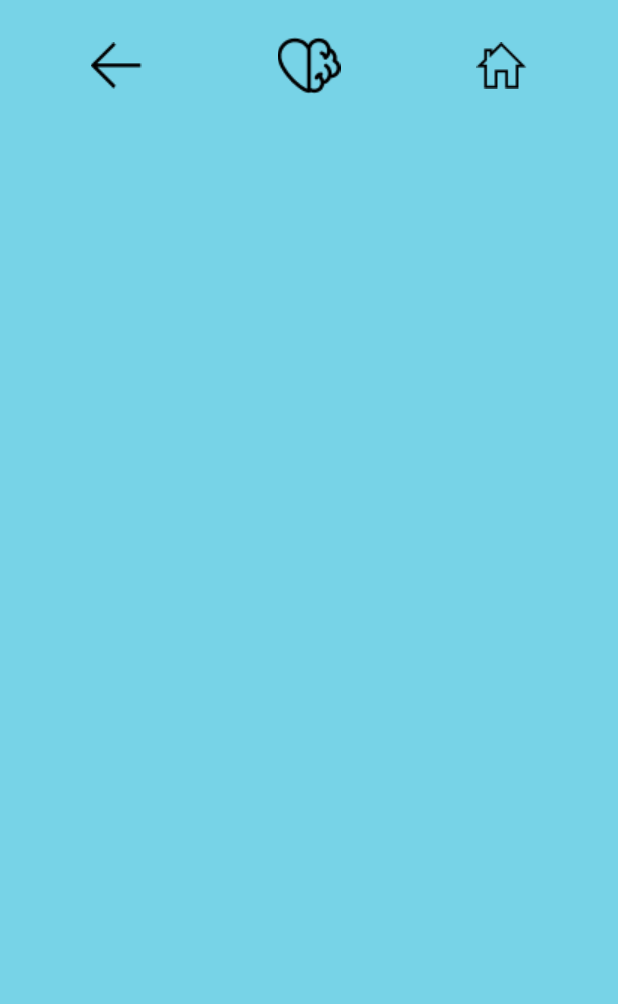
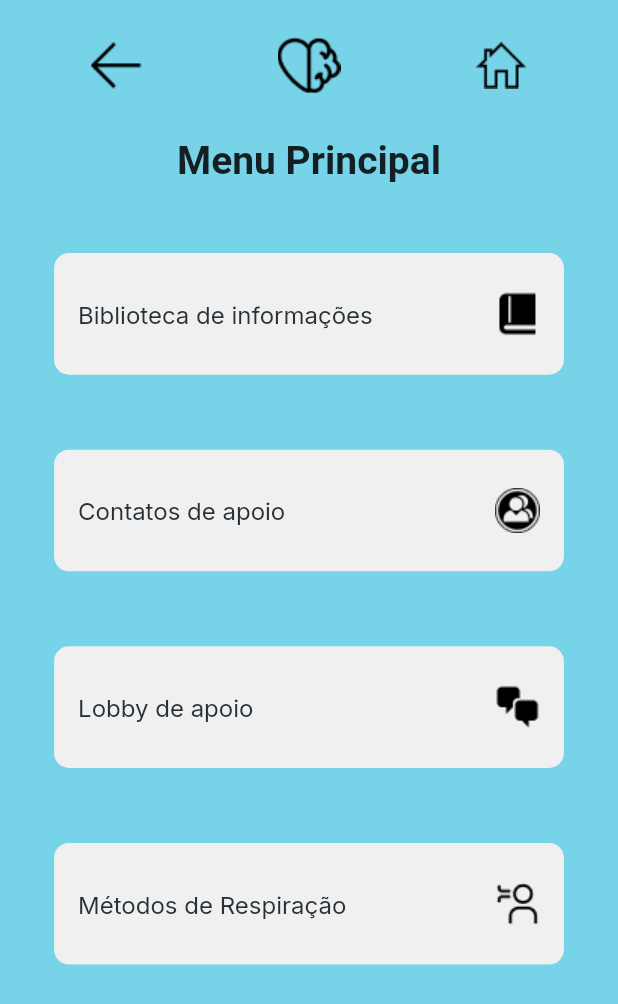
Before and after one commit to faelsx/tcc-mentalhealth, a Flutter app: the screen it shows after launch, on a phone screen of 412 x 824 dp. Shown: the top 1004 px of the screen. Run offline on Flutter 3.47's test engine with Material 2 defaults, Android fonts, the phone set to English and light mode, and no system bars; our stand-ins replace google_fonts.

Commit message:
feat: added menupage

```diff
--- a/lib/modules/menu/menu_page.dart
+++ b/lib/modules/menu/menu_page.dart
@@ -1,6 +1,9 @@
 import 'package:flutter/material.dart';
 import 'package:mentalhealth_app/shared/themes/app_colors.dart';
-import 'package:mentalhealth_app/shared/themes/widgets/menubar/menubar.dart';
+import 'package:mentalhealth_app/shared/themes/app_images.dart';
+import 'package:mentalhealth_app/shared/themes/app_text_styles.dart';
+import 'package:mentalhealth_app/shared/themes/widgets/menubar/menu_bar.dart';
+import 'package:mentalhealth_app/shared/themes/widgets/menubar/menu_button.dart';
 
 class MenuPage extends StatelessWidget {
   const MenuPage({Key? key}) : super(key: key);
@@ -9,8 +12,44 @@ class MenuPage extends StatelessWidget {
   Widget build(BuildContext context) {
     return Scaffold(
       backgroundColor: AppColors.background,
-      body: MenuBar(
-        onTap: () => {print("clicou voltar")},
+      body: Column(
+        children: [
+          MenuBar(
+            onTap: () => {print("clicou voltar")},
+          ),
+          Padding(
+            padding: const EdgeInsets.only(top: 29, bottom: 47),
+            child: Text(
+              "Menu Principal",
+              style: AppTextStyles.titleMenu,
+            ),
+          ),
+          Padding(
+            padding: const EdgeInsets.only(bottom: 50),
+            child: MenuButton(
+                text: "Biblioteca de informações",
+                icon: AppImages.book,
+                onTap: () => {print("cliqueibotao")}),
+          ),
+          Padding(
+            padding: const EdgeInsets.only(bottom: 50),
+            child: MenuButton(
+                text: "Contatos de apoio",
+                icon: AppImages.user,
+                onTap: () => {print("cliqueibotao")}),
+          ),
+          Padding(
+            padding: const EdgeInsets.only(bottom: 50),
+            child: MenuButton(
+                text: "Lobby de apoio",
+                icon: AppImages.chat,
+                onTap: () => {print("cliqueibotao")}),
+          ),
+          MenuButton(
+              text: "Métodos de Respiração",
+              icon: AppImages.breath,
+              onTap: () => {print("cliqueibotao")}),
+        ],
       ),
     );
   }
--- a/lib/shared/themes/app_images.dart
+++ b/lib/shared/themes/app_images.dart
@@ -3,4 +3,8 @@ class AppImages {
   static const back_button = "assets/images/back_button.png";
   static const home_button = "assets/images/home_button.png";
   static const mini_logo = "assets/images/mini_logo.png";
+  static const book = "assets/images/book.png";
+  static const breath = "assets/images/breath.png";
+  static const user = "assets/images/user.png";
+  static const chat = "assets/images/chat.png";
 }
--- /dev/null
+++ b/lib/shared/themes/widgets/menubar/menu_button.dart
@@ -0,0 +1,39 @@
+import 'package:flutter/material.dart';
+import 'package:mentalhealth_app/shared/themes/app_colors.dart';
+import 'package:mentalhealth_app/shared/themes/app_text_styles.dart';
+
+class MenuButton extends StatelessWidget {
+  final text;
+  final icon;
+  final VoidCallback onTap;
+  const MenuButton(
+      {Key? key, required this.text, required this.icon, required this.onTap})
+      : super(key: key);
+
+  @override
+  Widget build(BuildContext context) {
+    final size = MediaQuery.of(context).size;
+    return InkWell(
+      onTap: onTap,
+      child: Container(
+        width: size.width * 0.825,
+        height: size.height * 0.0984,
+        padding: EdgeInsets.symmetric(horizontal: 16, vertical: 12),
+        decoration: BoxDecoration(
+          color: AppColors.primary,
+          borderRadius: BorderRadius.circular(10),
+        ),
+        child: Row(
+          children: [
+            Text(
+              text,
+              style: AppTextStyles.buttonMenu,
+            ),
+            Expanded(child: Container()),
+            Image.asset(icon)
+          ],
+        ),
+      ),
+    );
+  }
+}
```
Also changed, not shown: assets/images/book.png (added), assets/images/breath.png (added), assets/images/chat.png (added), assets/images/user.png (added), lib/shared/themes/widgets/menubar/menu_bar.dart (renamed from lib/shared/themes/widgets/menubar/menubar.dart).
